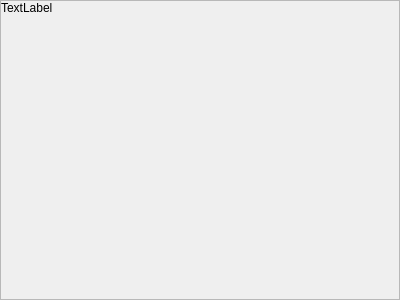
This is DnDRacesInfo/infowidget.ui in cptnSail/DnDRaces as Qt 5 draws it before an edit. The edited form follows.
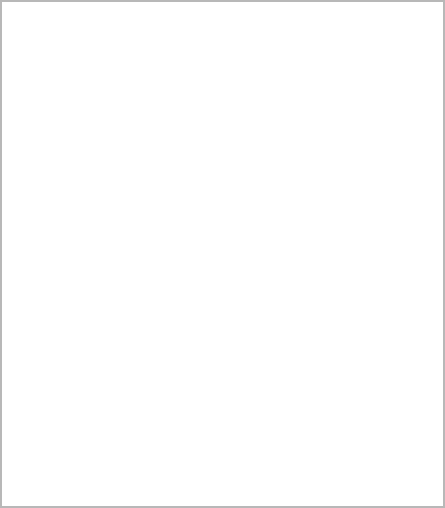
This is the edited form. Icons and pictures are not drawn.

What changed in the file:
```diff
--- a/DnDRacesInfo/infowidget.ui
+++ b/DnDRacesInfo/infowidget.ui
@@ -6,14 +6,18 @@
    <rect>
     <x>0</x>
     <y>0</y>
-    <width>400</width>
-    <height>300</height>
+    <width>445</width>
+    <height>508</height>
    </rect>
   </property>
   <property name="windowTitle">
    <string>Form</string>
   </property>
-  <layout class="QGridLayout" name="gridMain">
+  <property name="windowIcon">
+   <iconset resource="Source.qrc">
+    <normaloff>:/src/Icon.png</normaloff>:/src/Icon.png</iconset>
+  </property>
+  <layout class="QGridLayout" name="gridLayout">
    <property name="leftMargin">
     <number>0</number>
    </property>
@@ -36,8 +40,8 @@
        <rect>
         <x>0</x>
         <y>0</y>
-        <width>398</width>
-        <height>298</height>
+        <width>443</width>
+        <height>506</height>
        </rect>
       </property>
       <layout class="QGridLayout" name="gridScroll">
@@ -53,18 +57,8 @@
        <property name="bottomMargin">
         <number>0</number>
        </property>
-       <property name="spacing">
-        <number>0</number>
-       </property>
        <item row="0" column="0">
-        <widget class="QLabel" name="label">
-         <property name="text">
-          <string>TextLabel</string>
-         </property>
-         <property name="alignment">
-          <set>Qt::AlignLeading|Qt::AlignLeft|Qt::AlignTop</set>
-         </property>
-        </widget>
+        <widget class="QTextEdit" name="textEdit"/>
        </item>
       </layout>
      </widget>
```
Left out of the diff: 8 changed lines with no effect on the pictures.
